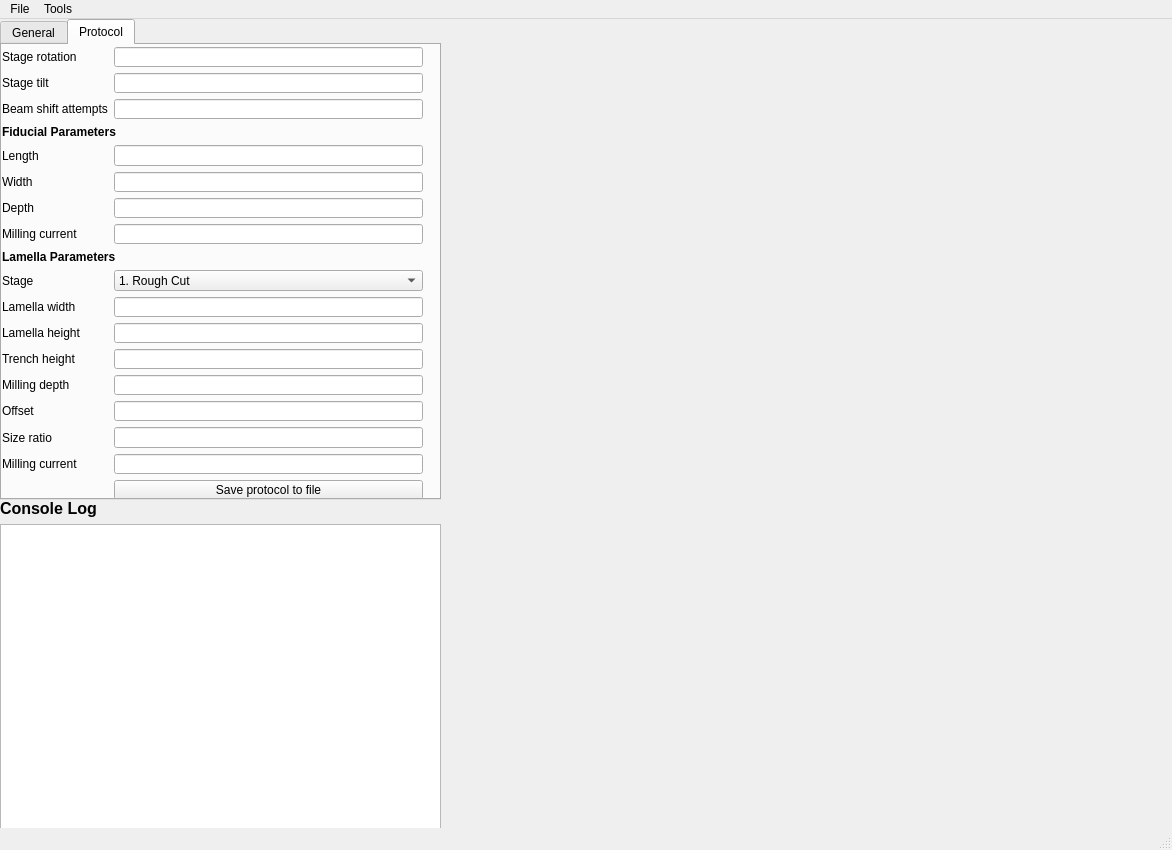
First picture: the form in autolamella/ui/UI.ui, repository DeMarcoLab/autolamella, before the edit.
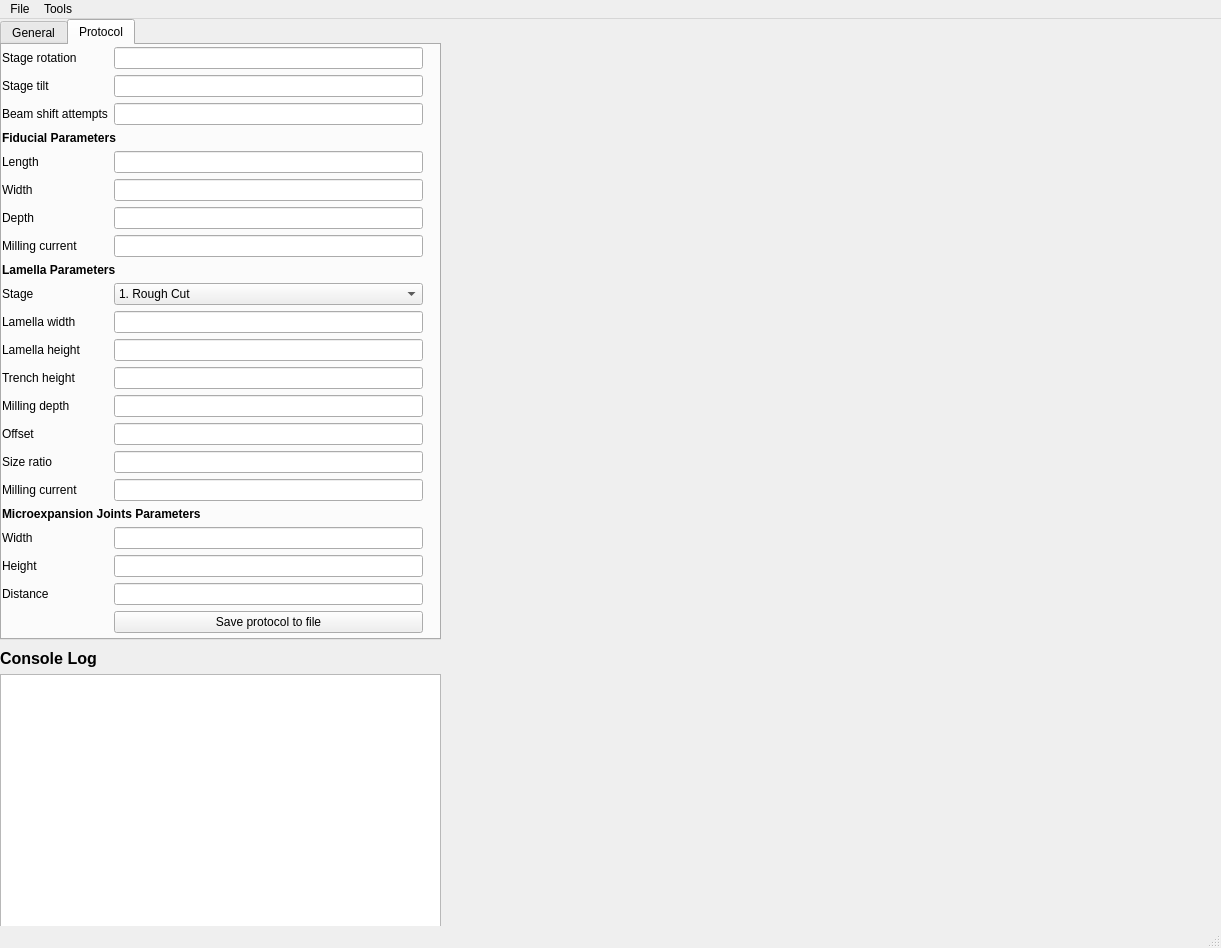
Second picture: the form after the edit.

Commit message: added microexpansions parameters to ui

What changed in the file:
```diff
--- a/autolamella/ui/UI.ui
+++ b/autolamella/ui/UI.ui
@@ -6,8 +6,8 @@
    <rect>
     <x>0</x>
     <y>0</y>
-    <width>1172</width>
-    <height>850</height>
+    <width>1221</width>
+    <height>948</height>
    </rect>
   </property>
   <property name="windowTitle">
@@ -27,9 +27,9 @@
     <property name="geometry">
      <rect>
       <x>0</x>
-      <y>480</y>
+      <y>630</y>
       <width>441</width>
-      <height>341</height>
+      <height>281</height>
      </rect>
     </property>
     <layout class="QVBoxLayout" name="verticalLayout_2">
@@ -58,7 +58,7 @@
       <x>0</x>
       <y>0</y>
       <width>441</width>
-      <height>481</height>
+      <height>621</height>
      </rect>
     </property>
     <property name="currentIndex">
@@ -354,7 +354,7 @@
         <x>0</x>
         <y>2</y>
         <width>421</width>
-        <height>453</height>
+        <height>591</height>
        </rect>
       </property>
       <layout class="QFormLayout" name="formLayout">
@@ -550,13 +550,56 @@
          </item>
         </widget>
        </item>
-       <item row="17" column="1">
+       <item row="18" column="0">
+        <widget class="QLabel" name="widthLabel_3">
+         <property name="text">
+          <string>Width</string>
+         </property>
+        </widget>
+       </item>
+       <item row="18" column="1">
+        <widget class="QLineEdit" name="micro_exp_width"/>
+       </item>
+       <item row="19" column="0">
+        <widget class="QLabel" name="heightLabel_2">
+         <property name="text">
+          <string>Height</string>
+         </property>
+        </widget>
+       </item>
+       <item row="19" column="1">
+        <widget class="QLineEdit" name="micro_exp_height"/>
+       </item>
+       <item row="20" column="0">
+        <widget class="QLabel" name="distanceLabel">
+         <property name="text">
+          <string>Distance</string>
+         </property>
+        </widget>
+       </item>
+       <item row="20" column="1">
+        <widget class="QLineEdit" name="micro_exp_distance"/>
+       </item>
+       <item row="21" column="1">
         <widget class="QPushButton" name="export_protocol">
          <property name="text">
           <string>Save protocol to file</string>
          </property>
         </widget>
        </item>
+       <item row="17" column="0" colspan="2">
+        <widget class="QLabel" name="label_10">
+         <property name="font">
+          <font>
+           <weight>75</weight>
+           <bold>true</bold>
+          </font>
+         </property>
+         <property name="text">
+          <string>Microexpansion Joints Parameters</string>
+         </property>
+        </widget>
+       </item>
       </layout>
      </widget>
     </widget>
@@ -567,7 +610,7 @@
     <rect>
      <x>0</x>
      <y>0</y>
-     <width>1172</width>
+     <width>1221</width>
      <height>21</height>
     </rect>
    </property>
```
The commit also changes 2 other files.
